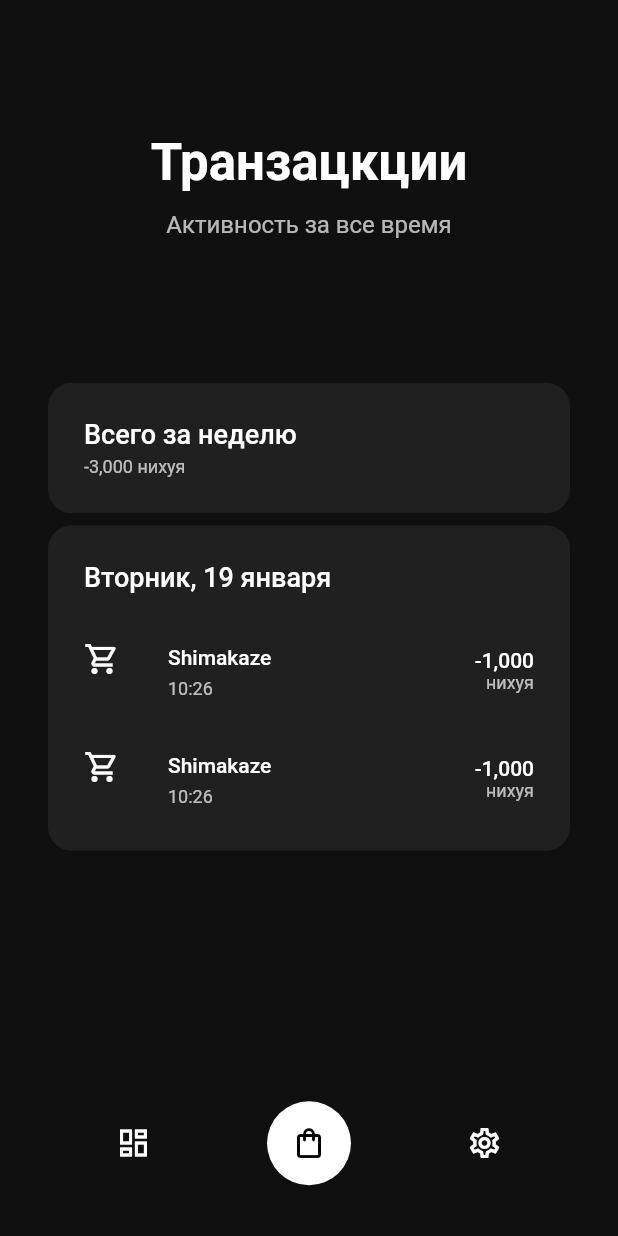
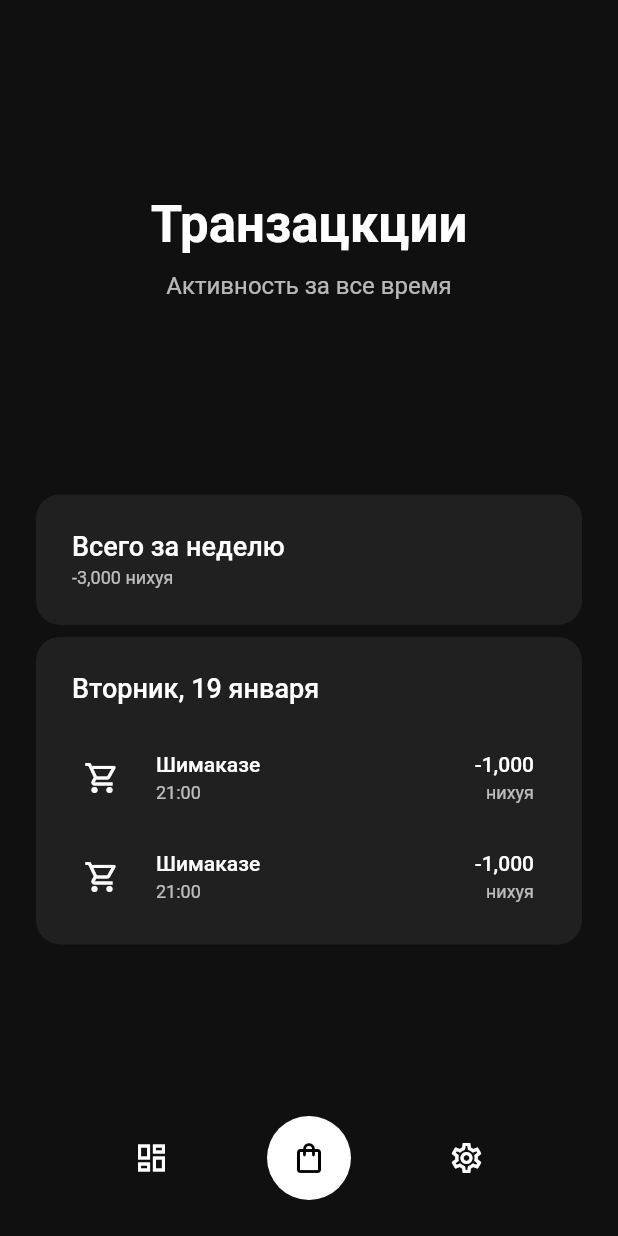
Before and after one commit to alexthvest/ship-store, a Flutter app: the screen it shows after launch, on a phone screen of 412 x 824 dp. Run offline on Flutter 3.47's test engine with Material 2 defaults, Android fonts, the phone set to English and light mode, and no system bars.

Commit message:
refactor: components refactor

```diff
--- a/lib/components/bottom_nav.dart
+++ b/lib/components/bottom_nav.dart
@@ -3,8 +3,7 @@ import 'package:flutter/material.dart';
 class BottomNavigation extends StatelessWidget {
   @override
   Widget build(BuildContext context) {
-    return Container(
-      child: Row(
+    return Row(
       mainAxisAlignment: MainAxisAlignment.center,
       crossAxisAlignment: CrossAxisAlignment.center,
       children: [
@@ -26,7 +25,6 @@ class BottomNavigation extends StatelessWidget {
         ),
         Spacer(),
       ],
-      ),
     );
   }
 }
--- a/lib/components/group_card.dart
+++ b/lib/components/group_card.dart
@@ -1,25 +1,30 @@
 import 'package:flutter/material.dart';
+import 'package:shipstore/components/group_card_item.dart';
 
 class GroupCard extends StatelessWidget {
   final String title;
+  final List<GroupCardItem> items;
 
-  const GroupCard({Key key, this.title}) : super(key: key);
+  const GroupCard({
+    Key key,
+    @required this.title,
+    this.items = const [],
+  }) : super(key: key);
 
   @override
   Widget build(BuildContext context) {
     return Container(
+      width: double.infinity,
       decoration: BoxDecoration(
         color: Theme.of(context).primaryColor,
-        borderRadius: BorderRadius.circular(16),
+        borderRadius: BorderRadius.circular(16.0),
       ),
       padding: const EdgeInsets.only(
-        top: 24,
-        left: 24,
-        right: 24,
-        bottom: 12,
+        top: 24.0,
+        left: 24.0,
+        right: 24.0,
+        bottom: 12.0,
       ),
-      margin: const EdgeInsets.only(bottom: 8),
-      width: double.infinity,
       child: Column(
         mainAxisAlignment: MainAxisAlignment.center,
         crossAxisAlignment: CrossAxisAlignment.start,
@@ -27,61 +32,12 @@ class GroupCard extends StatelessWidget {
           Text(
             title,
             style: Theme.of(context).textTheme.button.copyWith(
-                  fontSize: 18,
+                  fontSize: 18.0,
                 ),
           ),
-          SizedBox(
-            height: 16,
-          ),
+          SizedBox(height: 16.0),
           Column(
-            children: [
-              ListTile(
-                contentPadding: EdgeInsets.zero,
-                leading: Icon(Icons.shopping_cart_outlined),
-                trailing: Column(
-                  mainAxisAlignment: MainAxisAlignment.center,
-                  crossAxisAlignment: CrossAxisAlignment.end,
-                  children: [
-                    Text(
-                      '-1,000',
-                      style: Theme.of(context).textTheme.button,
-                    ),
-                    Text('нихуя', style: Theme.of(context).textTheme.caption),
-                  ],
-                ),
-                title: Text(
-                  'Shimakaze',
-                  style: Theme.of(context).textTheme.button,
-                ),
-                subtitle: Text(
-                  '10:26',
-                  style: Theme.of(context).textTheme.caption,
-                ),
-              ),
-              ListTile(
-                contentPadding: EdgeInsets.zero,
-                leading: Icon(Icons.shopping_cart_outlined),
-                trailing: Column(
-                  mainAxisAlignment: MainAxisAlignment.center,
-                  crossAxisAlignment: CrossAxisAlignment.end,
-                  children: [
-                    Text(
-                      '-1,000',
-                      style: Theme.of(context).textTheme.button,
-                    ),
-                    Text('нихуя', style: Theme.of(context).textTheme.caption),
-                  ],
-                ),
-                title: Text(
-                  'Shimakaze',
-                  style: Theme.of(context).textTheme.button,
-                ),
-                subtitle: Text(
-                  '10:26',
-                  style: Theme.of(context).textTheme.caption,
-                ),
-              ),
-            ],
+            children: items,
           ),
         ],
       ),
--- a/lib/components/group_card_item.dart
+++ b/lib/components/group_card_item.dart
@@ -4,32 +4,65 @@ class GroupCardItem extends StatelessWidget {
   final Icon icon;
   final String title;
   final String subtitle;
+  final double contentPadding;
 
-  const GroupCardItem({Key key, this.icon, this.title, this.subtitle})
-      : super(key: key);
+  const GroupCardItem({
+    Key key,
+    this.icon,
+    this.contentPadding = 8.0,
+    @required this.title,
+    @required this.subtitle,
+  }) : super(key: key);
+
+  Widget _buildTwoLineContent(
+    BuildContext context, {
+    String title,
+    String subtitle,
+    CrossAxisAlignment crossAxisAlignment,
+  }) {
+    return Column(
+      crossAxisAlignment: crossAxisAlignment,
+      children: [
+        Text(
+          title,
+          style: Theme.of(context).textTheme.button,
+        ),
+        SizedBox(height: 4.0),
+        Text(
+          subtitle,
+          style: Theme.of(context).textTheme.caption,
+        ),
+      ],
+    );
+  }
 
   @override
   Widget build(BuildContext context) {
-    return ListTile(
-      contentPadding: EdgeInsets.zero,
-      leading: icon,
-      title: Text(
-        title,
-        style: Theme.of(context).textTheme.button,
+    return Padding(
+      padding: EdgeInsets.symmetric(
+        vertical: 16.0,
+        horizontal: contentPadding,
       ),
-      subtitle: Text(
-        subtitle,
-        style: Theme.of(context).textTheme.caption,
-      ),
-      trailing: Column(
-        mainAxisAlignment: MainAxisAlignment.center,
-        crossAxisAlignment: CrossAxisAlignment.end,
+      child: Row(
+        crossAxisAlignment: CrossAxisAlignment.center,
         children: [
-          Text(
-            '-1,000',
-            style: Theme.of(context).textTheme.button,
+          if (icon != null) ...[
+            icon,
+            SizedBox(width: 24.0),
+          ],
+          _buildTwoLineContent(
+            context,
+            title: title,
+            subtitle: subtitle,
+            crossAxisAlignment: CrossAxisAlignment.start,
           ),
-          Text('нихуя', style: Theme.of(context).textTheme.caption),
+          Spacer(),
+          _buildTwoLineContent(
+            context,
+            title: '-1,000',
+            subtitle: 'нихуя',
+            crossAxisAlignment: CrossAxisAlignment.end,
+          ),
         ],
       ),
     );
--- a/lib/components/info_card.dart
+++ b/lib/components/info_card.dart
@@ -4,17 +4,20 @@ class InfoCard extends StatelessWidget {
   final String title;
   final String subtitle;
 
-  const InfoCard({Key key, this.title, this.subtitle}) : super(key: key);
+  const InfoCard({
+    Key key,
+    @required this.title,
+    @required this.subtitle,
+  }) : super(key: key);
 
   @override
   Widget build(BuildContext context) {
     return Container(
       decoration: BoxDecoration(
         color: Theme.of(context).primaryColor,
-        borderRadius: BorderRadius.circular(16),
+        borderRadius: BorderRadius.circular(16.0),
       ),
-      padding: const EdgeInsets.all(24),
-      margin: const EdgeInsets.only(bottom: 8),
+      padding: const EdgeInsets.all(24.0),
       width: double.infinity,
       child: Column(
         mainAxisAlignment: MainAxisAlignment.center,
@@ -23,12 +26,10 @@ class InfoCard extends StatelessWidget {
           Text(
             title,
             style: Theme.of(context).textTheme.button.copyWith(
-                  fontSize: 18,
+                  fontSize: 18.0,
                 ),
           ),
-          SizedBox(
-            height: 4,
-          ),
+          SizedBox(height: 4.0),
           Text(
             subtitle,
             style: Theme.of(context).textTheme.caption,
--- a/lib/components/app_header.dart
+++ b/lib/layout/layout_header.dart
@@ -1,14 +1,19 @@
 import 'package:flutter/material.dart';
 
-class AppHeader extends StatelessWidget {
+class LayoutHeader extends StatelessWidget {
   final String title;
   final String subtitle;
 
-  const AppHeader({Key key, this.title, this.subtitle}) : super(key: key);
+  const LayoutHeader({
+    Key key,
+    @required this.title,
+    @required this.subtitle,
+  }) : super(key: key);
 
   @override
   Widget build(BuildContext context) {
     return Container(
+      height: MediaQuery.of(context).size.height * 0.4,
       alignment: Alignment.center,
       child: Column(
         mainAxisAlignment: MainAxisAlignment.center,
@@ -21,13 +26,11 @@ class AppHeader extends StatelessWidget {
                   fontWeight: FontWeight.w600,
                 ),
           ),
-          SizedBox(
-            height: 12,
-          ),
+          SizedBox(height: 12.0),
           Text(
             subtitle,
             style: Theme.of(context).textTheme.caption.copyWith(
-                  fontSize: 16,
+                  fontSize: 16.0,
                 ),
           ),
         ],
--- /dev/null
+++ b/lib/layout/main_layout.dart
@@ -0,0 +1,34 @@
+import 'package:flutter/material.dart';
+import 'package:shipstore/components/bottom_nav.dart';
+
+class MainLayout extends StatelessWidget {
+  final Widget header;
+  final Widget body;
+
+  MainLayout({
+    @required this.header,
+    @required this.body,
+  });
+
+  @override
+  Widget build(BuildContext context) {
+    return Scaffold(
+      body: SafeArea(
+        child: Column(
+          children: [
+            header,
+            Padding(
+              padding: const EdgeInsets.symmetric(horizontal: 24.0),
+              child: body,
+            ),
+          ],
+        ),
+      ),
+      bottomNavigationBar: Container(
+        color: Theme.of(context).scaffoldBackgroundColor,
+        padding: const EdgeInsets.all(24.0),
+        child: BottomNavigation(),
+      ),
+    );
+  }
+}
--- a/lib/layouts/main_layout.dart
+++ /dev/null
@@ -1,41 +0,0 @@
-import 'package:flutter/material.dart';
-import 'package:shipstore/components/app_header.dart';
-import 'package:shipstore/components/bottom_nav.dart';
-
-class MainLayout extends StatelessWidget {
-  final String title;
-  final String subtitle;
-  final Widget body;
-
-  MainLayout({this.title, this.subtitle, this.body});
-
-  @override
-  Widget build(BuildContext context) {
-    return Scaffold(
-      body: SafeArea(
-        child: Column(
-          children: [
-            Expanded(
-              flex: 6,
-              child: AppHeader(
-                title: title,
-                subtitle: subtitle,
-              ),
-            ),
-            Expanded(
-              flex: 11,
-              child: body,
-            ),
-            Expanded(
-              flex: 3,
-              child: Container(
-                width: double.infinity,
-                child: BottomNavigation(),
-              ),
-            ),
-          ],
-        ),
-      ),
-    );
-  }
-}
--- a/lib/pages/home_page.dart
+++ b/lib/pages/home_page.dart
@@ -1,31 +1,41 @@
 import 'package:flutter/material.dart';
 import 'package:shipstore/components/group_card.dart';
+import 'package:shipstore/components/group_card_item.dart';
 import 'package:shipstore/components/info_card.dart';
-import 'package:shipstore/layouts/main_layout.dart';
+import 'package:shipstore/layout/layout_header.dart';
+import 'package:shipstore/layout/main_layout.dart';
 
 class HomePage extends StatelessWidget {
   @override
   Widget build(BuildContext context) {
     return MainLayout(
+      header: LayoutHeader(
         title: 'Транзацкции',
         subtitle: 'Активность за все время',
-      body: Padding(
-        padding: const EdgeInsets.only(
-          left: 32,
-          right: 32,
-          top: 8,
       ),
-        child: Column(
+      body: Column(
         children: [
           InfoCard(
             title: 'Всего за неделю',
             subtitle: '-3,000 нихуя',
           ),
+          SizedBox(height: 8.0),
           GroupCard(
             title: 'Вторник, 19 января',
+            items: [
+              GroupCardItem(
+                icon: Icon(Icons.shopping_cart_outlined),
+                title: 'Шимаказе',
+                subtitle: '21:00',
+              ),
+              GroupCardItem(
+                icon: Icon(Icons.shopping_cart_outlined),
+                title: 'Шимаказе',
+                subtitle: '21:00',
               ),
             ],
           ),
+        ],
       ),
     );
   }
```
Lines whose indentation alone changed are shown as unchanged.
